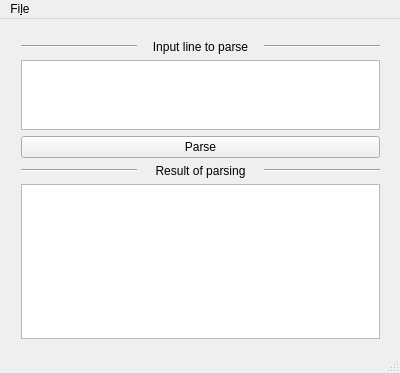
Qt form src/mainwindow.ui (koval4/aChecker) before a commit.
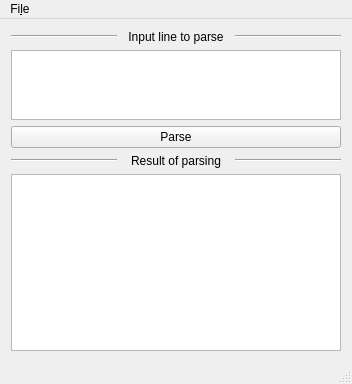
The same form after that commit.

Commit message: Fixed bug in AutomatonReader, made form stretching

Patch:
```diff
--- a/src/mainwindow.ui
+++ b/src/mainwindow.ui
@@ -6,8 +6,8 @@
    <rect>
     <x>0</x>
     <y>0</y>
-    <width>400</width>
-    <height>373</height>
+    <width>352</width>
+    <height>384</height>
    </rect>
   </property>
   <property name="sizePolicy">
@@ -20,15 +20,8 @@
    <string>aChecker</string>
   </property>
   <widget class="QWidget" name="centralWidget">
-   <widget class="QWidget" name="">
-    <property name="geometry">
-     <rect>
-      <x>10</x>
-      <y>10</y>
-      <width>381</width>
-      <height>321</height>
-     </rect>
-    </property>
+   <layout class="QGridLayout" name="gridLayout">
+    <item row="0" column="0">
     <layout class="QVBoxLayout" name="verticalLayout" stretch="1,1,1,1,10">
      <item>
       <layout class="QHBoxLayout" name="horizontalLayout_2">
@@ -100,7 +93,8 @@
       <widget class="QTextBrowser" name="output_tb"/>
      </item>
     </layout>
-   </widget>
+    </item>
+   </layout>
    <zorder>line</zorder>
    <zorder>output_tb</zorder>
    <zorder>input_edit</zorder>
@@ -116,7 +110,7 @@
     <rect>
      <x>0</x>
      <y>0</y>
-     <width>400</width>
+     <width>352</width>
      <height>19</height>
     </rect>
    </property>
```
Lines whose indentation alone changed are shown as unchanged. The commit also changes 6 other files.
